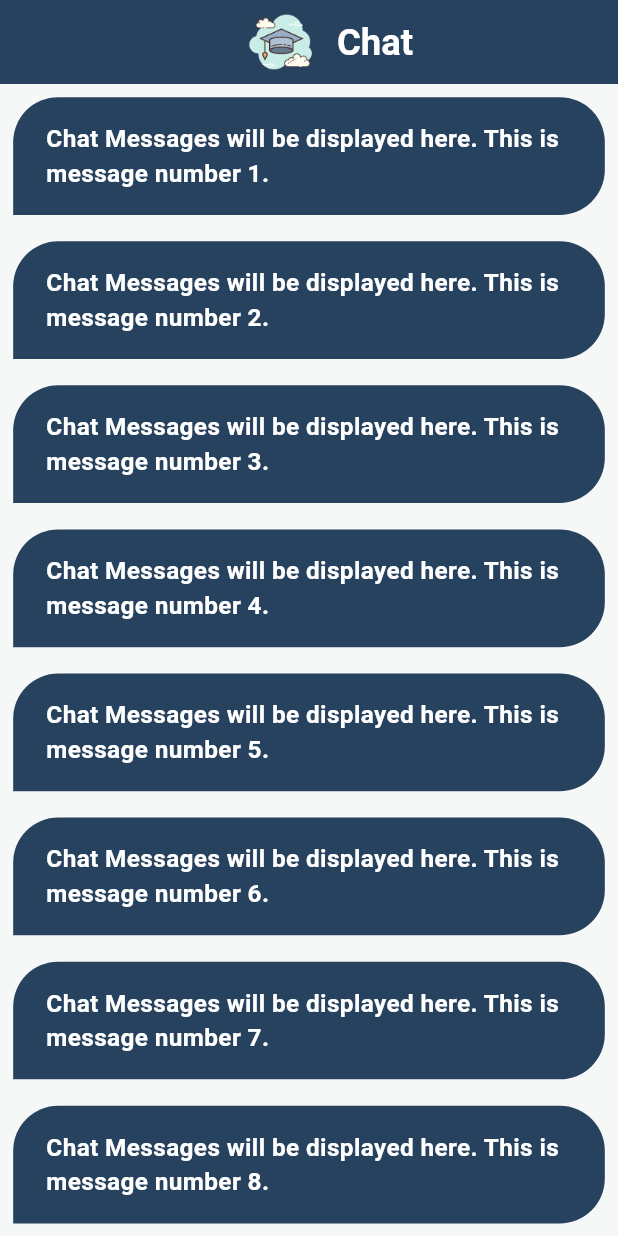
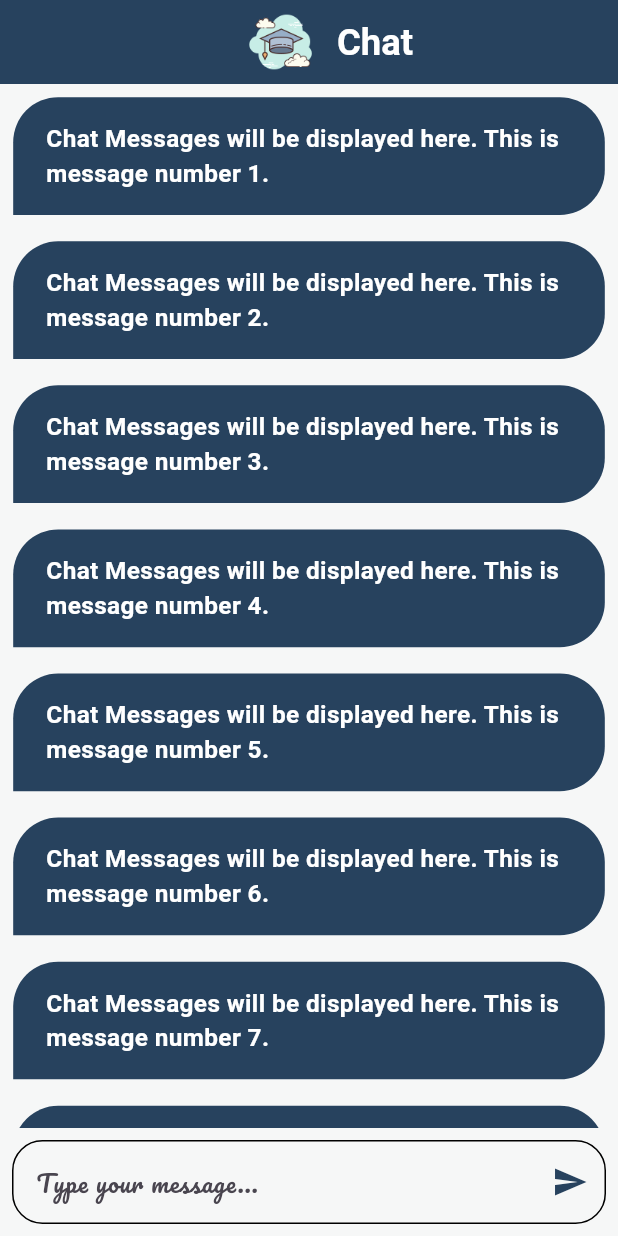
Before and after one commit to OmarGamalDev/Scoloar-Chat, a Flutter app: the ChatView screen opened by its route, on a phone screen of 412 x 824 dp. Run offline on Flutter 3.47's test engine with Material 3 defaults, Android fonts, the phone set to English and light mode, and no system bars; our stand-ins replace cloud_firestore, firebase_auth, firebase_core, flutter_bloc, flutter_screenutil, google_fonts and 2 more; accounts and stored records are empty.

Commit message:
Add Firebase Firestore integration and update UI components for chat functionality

```diff
--- a/lib/core/shared_widgets/custom_text_form_field.dart
+++ b/lib/core/shared_widgets/custom_text_form_field.dart
@@ -1,4 +1,3 @@
-import 'package:chat_app/core/constants/validator.dart';
 import 'package:flutter/material.dart';
 import 'package:flutter_screenutil/flutter_screenutil.dart';
 
--- a/lib/features/chat/presentation/views/widgets/chat_view_body.dart
+++ b/lib/features/chat/presentation/views/widgets/chat_view_body.dart
@@ -1,13 +1,23 @@
 import 'package:chat_app/core/constants/app_colors.dart';
 import 'package:chat_app/features/chat/presentation/views/widgets/chat_bubble.dart';
+import 'package:cloud_firestore/cloud_firestore.dart';
 import 'package:flutter/material.dart';
+import 'package:flutter_screenutil/flutter_screenutil.dart';
 
 class ChatViewBody extends StatelessWidget {
-  const ChatViewBody({super.key});
+  ChatViewBody({super.key});
+  FirebaseFirestore firestore = FirebaseFirestore.instance;
+  CollectionReference messages = FirebaseFirestore.instance.collection(
+    'messages',
+  );
+  final TextEditingController messageController = TextEditingController();
 
   @override
   Widget build(BuildContext context) {
-    return ListView.builder(
+    return Column(
+      children: [
+        Expanded(
+          child: ListView.builder(
             itemCount: 10,
             itemBuilder: (context, index) {
               return ChatBubble(
@@ -16,6 +26,32 @@ class ChatViewBody extends StatelessWidget {
                     'Chat Messages will be displayed here. This is message number ${index + 1}.',
               );
             },
+          ),
+        ),
+        Padding(
+          padding: const EdgeInsets.all(8.0),
+          child: TextField(
+            controller: messageController,
+            onSubmitted: (data) {
+              messages.add({"message": data});
+              messageController.clear();
+            },
+            decoration: InputDecoration(
+              hintText: 'Type your message...',
+              border: OutlineInputBorder(
+                borderRadius: BorderRadius.circular(20.r),
+                borderSide: const BorderSide(color: AppColors.primaryColor),
+              ),
+              enabledBorder: OutlineInputBorder(
+                borderRadius: BorderRadius.circular(20.r),
+                borderSide: const BorderSide(color: Colors.black),
+              ),
+              suffixIcon: Icon(Icons.send, color: AppColors.primaryColor),
+              // Handle send button press
+            ),
+          ),
+        ),
+      ],
     );
   }
 }
--- a/pubspec.yaml
+++ b/pubspec.yaml
@@ -8,6 +8,7 @@ environment:
   sdk: ^3.8.1
 
 dependencies:
+  cloud_firestore: ^6.0.1
   cupertino_icons: ^1.0.8
   firebase_auth: ^6.0.2
   firebase_core: ^4.1.0
```
Also changed, not shown: pubspec.lock, 4 other files. Lines whose indentation alone changed are shown as unchanged.
